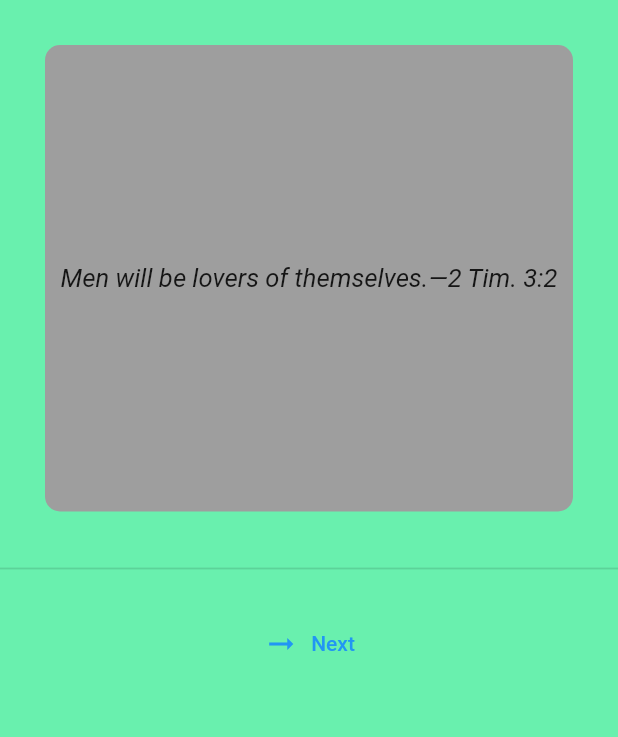
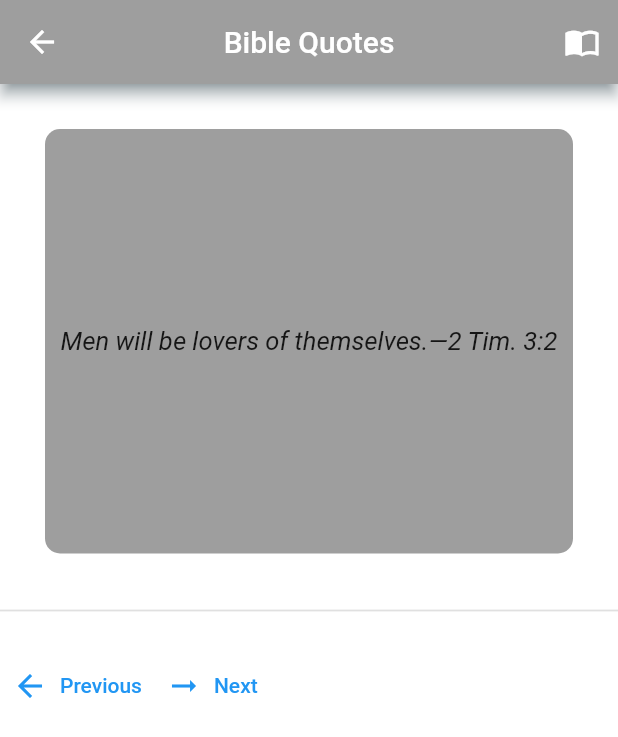
Before and after one commit to REBjr13/flutterpractice, a Flutter app: the Wisdom screen opened directly, on a phone screen of 412 x 824 dp. Shown: the top 737 px of the screen. Run offline on Flutter 3.47's test engine with Material 2 defaults, Android fonts, the phone set to English and light mode, and no system bars.

Commit message:
minor changes

```diff
--- a/lib/classes/Bible.dart
+++ b/lib/classes/Bible.dart
@@ -9,8 +9,20 @@ class _WisdomState extends State<Wisdom> {
   @override
   Widget build(BuildContext context) {
     return Scaffold(
+      appBar: AppBar(
+        actions: [
+         IconButton(
+             icon: Icon(Icons.import_contacts), onPressed: () => debugPrint("print")
+         )
+        ],
+        centerTitle: true,
+        shadowColor: Colors.blueGrey,
+        backgroundColor: Colors.grey,
+        foregroundColor: Colors.blue,
+        title: Text("Bible Quotes", textAlign: TextAlign.right),
+      ),
       body: Container(
-        color: Colors.greenAccent,
+        color: Colors.white,
         child: Column(
           mainAxisAlignment: MainAxisAlignment.center,
           children: [
@@ -24,6 +36,7 @@ class _WisdomState extends State<Wisdom> {
                     borderRadius: BorderRadius.circular(10.0)),
                 child: Center(
                   child: Text(verses[_index % verses.length],
+                  textAlign: TextAlign.center,
                   style: TextStyle(
                     fontStyle: FontStyle.italic,
                     fontSize: 17,
@@ -33,8 +46,20 @@ class _WisdomState extends State<Wisdom> {
               ),
             ),
             Divider(
-              thickness: 1.2,
+              thickness: 1.2, //sets Horizontal divider
             ),
+            Row(
+              children: [
+                Padding(
+                  padding: const EdgeInsets.only(top: 18.0),
+                  child: TextButton.icon(
+                    style: ButtonStyle(),
+                    onPressed: _showPreviousVerse,
+                    icon: Icon(Icons.arrow_back_outlined),
+                    label: Text("Previous"),
+                  ),
+                ),
+
                 Padding(
                   padding: const EdgeInsets.only(top: 18.0),
                   child: TextButton.icon(
@@ -43,6 +68,10 @@ class _WisdomState extends State<Wisdom> {
                     icon: Icon(Icons.arrow_right_alt_outlined),
                     label: Text("Next"),
                   ),
+                ),
+
+
+              ],
             ),
             Spacer(
               flex: 1,
@@ -63,6 +92,12 @@ class _WisdomState extends State<Wisdom> {
       //}
     });
   }
+
+  void _showPreviousVerse() {
+    setState(() {
+      _index -= 1;
+    });
+  }
 }
 
 int _index = 0;
--- a/lib/main.dart
+++ b/lib/main.dart
@@ -3,9 +3,10 @@ import 'package:flutter_application/ui/home.dart';
 import 'package:flutter_application/classes/VLCclone.dart';
 import 'package:flutter_application/classes/bizzcard.dart';
 import 'package:flutter_application/classes/Bible.dart';
+import 'package:flutter_application/classes/Tipcalculator.dart';
 
 
 
 void main() => runApp(new MaterialApp(
-      home: Wisdom(),
+      home: Tipcalc(),
     ));
--- a/lib/ui/home.dart
+++ b/lib/ui/home.dart
@@ -1,6 +1,6 @@
 import 'package:flutter/material.dart';
 
-/*
+
 class CustomButton extends StatelessWidget {
   @override
   Widget build(BuildContext context) {
@@ -26,7 +26,7 @@ class CustomButton extends StatelessWidget {
       ),
     );
   }
-}*/
+}
 
 class Home extends StatelessWidget {
   @override
```
Lines whose indentation alone changed are shown as unchanged.
